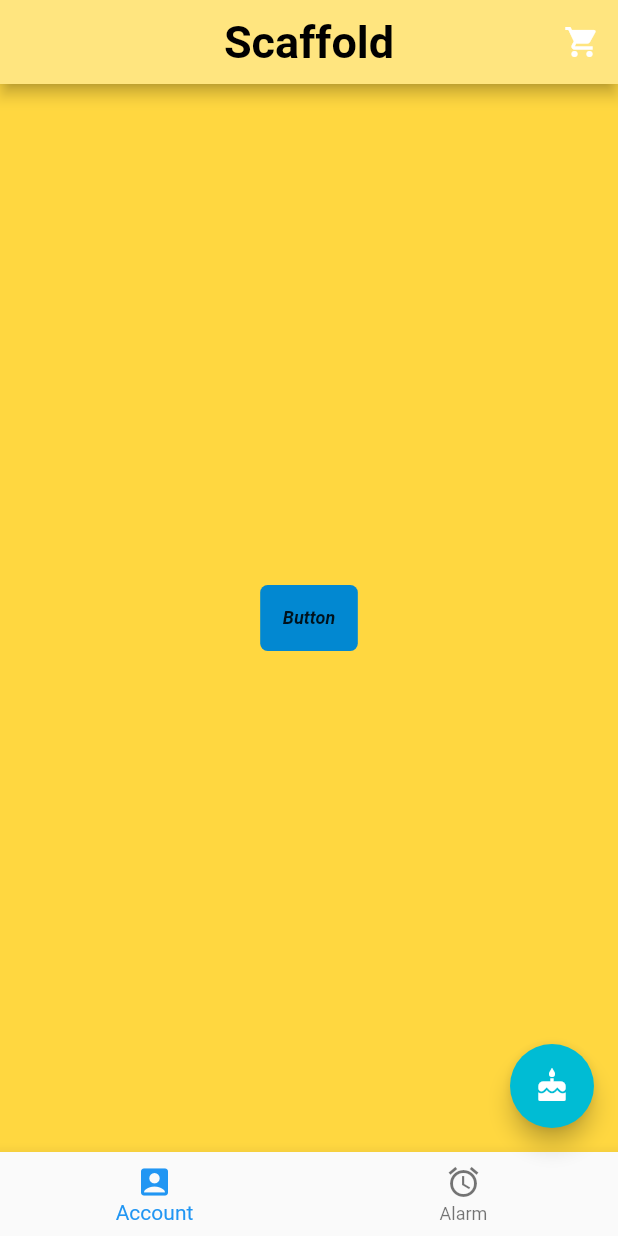
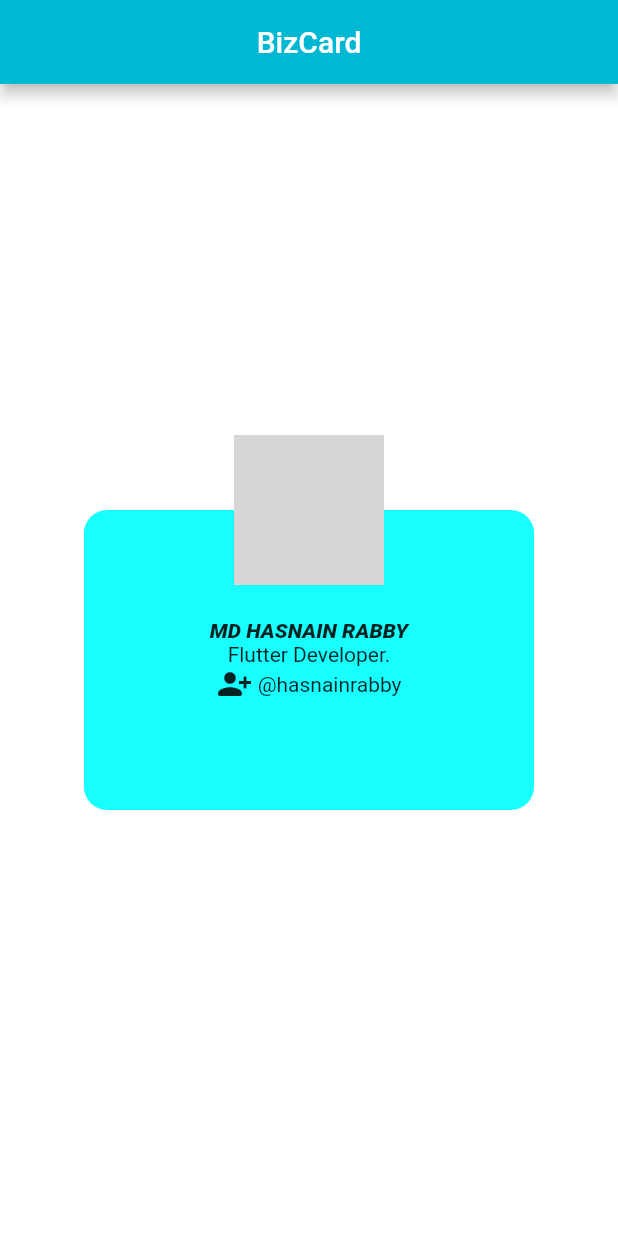
Before and after one commit to hasnainrabby/first_flutter_app, a Flutter app: the screen it shows after launch, on a phone screen of 412 x 824 dp. Run offline on Flutter 3.47's test engine with Material 2 defaults, Android fonts, the phone set to English and light mode, and no system bars; network calls fail; grey boxes are pictures that could not be loaded.

Commit message:
BizCard App

```diff
--- a/lib/main.dart
+++ b/lib/main.dart
@@ -4,5 +4,5 @@ import 'ui/home.dart';
 
 //void main() => runApp(const Home());
 void main() => runApp( const MaterialApp(
-  home: ScaffoldExample(),
+  home: BizCard(),
 ));
--- a/lib/ui/home.dart
+++ b/lib/ui/home.dart
@@ -1,4 +1,76 @@
 import 'package:flutter/material.dart';
+
+class BizCard extends StatelessWidget{
+  const BizCard({Key? key}) : super(key: key);
+
+  @override
+  Widget build(BuildContext context) {
+
+    return Scaffold(
+      appBar: AppBar(
+        title: const Text("BizCard",
+        style: TextStyle(color: Colors.white),),
+        centerTitle: true,
+        backgroundColor: Colors.cyanAccent.shade700,
+
+      ),
+      backgroundColor: Colors.white70,
+      body: Container(
+        alignment: Alignment.center,
+        child: Stack(
+          alignment: Alignment.topCenter,
+          children: [
+            _getCard(),
+            _getAvater(),
+          ],
+        ),
+      ),
+    );
+
+  }
+
+  Container _getCard() {
+    return Container(
+      width: 300,
+      height: 200,
+      margin: const EdgeInsets.all(50.0),
+      decoration: BoxDecoration(
+        color: Colors.cyanAccent,
+        borderRadius: BorderRadius.circular(15.5)
+      ),
+      child: Column(
+        mainAxisAlignment: MainAxisAlignment.center,
+        children:  [
+          const Text("MD HASNAIN RABBY",
+          style: TextStyle(fontStyle: FontStyle.italic,fontWeight: FontWeight.w800),),
+          const Text("Flutter Developer."),
+          Row(
+            mainAxisAlignment: MainAxisAlignment.center,
+            children: const [
+              Icon(Icons.person_add_alt_1_rounded),
+              Text(" @hasnainrabby"),
+            ],
+          )
+        ],
+      ),
+    );
+  }
+
+ Container _getAvater() {
+    return Container(
+      width: 100,
+      height: 100,
+      decoration: BoxDecoration(
+        color: Colors.white,
+        borderRadius: const BorderRadius.all(Radius.circular(60.0)),
+        border: Border.all(color: Colors.cyan,width: 5.0),
+          image: const DecorationImage(image: NetworkImage("https://picsum.photos/300/300"))
+      ),
+    );
+ }
+
+}
+
 
 class ScaffoldExample extends StatelessWidget {
   const ScaffoldExample({Key? key}) : super(key: key);
```
